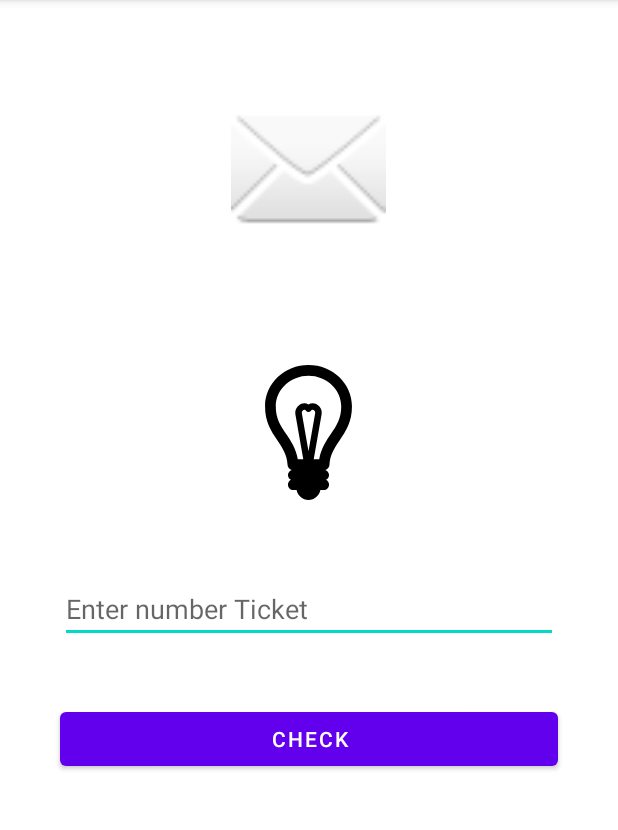
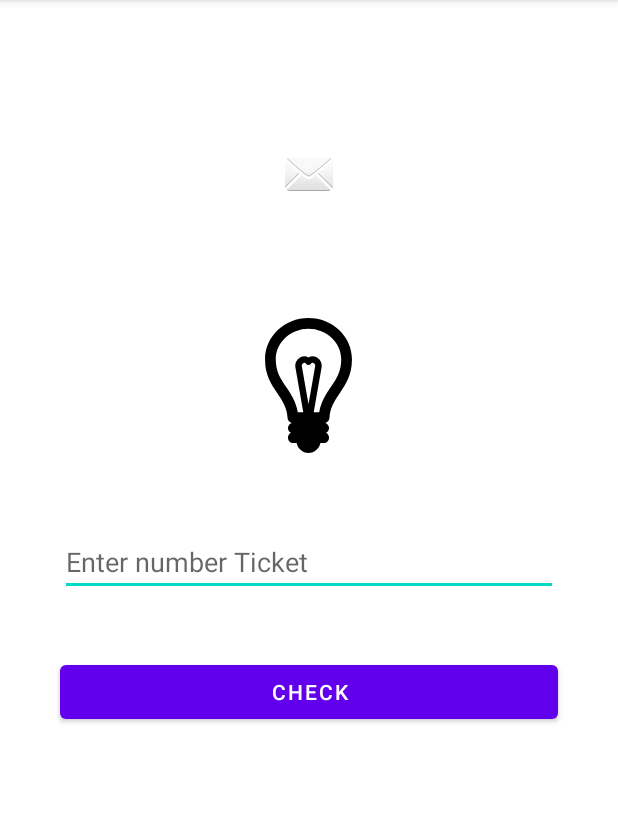
Before and after one commit to ridchenko/Lucky-Ticket-Java, an Android app: the screen it shows after launch (MainActivity), on a phone screen of 412 x 824 dp, the part 84-914 px from its top. Run offline under Robolectric (Android 15) with nearby library versions, the phone set to English and light mode, and no system bars.

Commit message:
Update activity_main.xml

```diff
--- a/app/src/main/res/layout/activity_main.xml
+++ b/app/src/main/res/layout/activity_main.xml
@@ -25,27 +25,27 @@
         android:layout_height="wrap_content"
         android:layout_centerHorizontal="true"
         android:layout_marginHorizontal="40dp"
-        android:layout_below="@id/imageView"
+        android:layout_below="@id/light"
         android:layout_marginTop="50dp"
         android:hint="@string/hint"
         android:inputType="numberSigned"
         tools:ignore="MissingConstraints" />
 
     <ImageView
-        android:id="@+id/imageView"
+        android:id="@+id/light"
         android:layout_width="wrap_content"
         android:layout_height="wrap_content"
         android:layout_centerHorizontal="true"
         android:layout_marginTop="80dp"
-        android:layout_below="@id/imageView2"
+        android:layout_below="@id/ticket"
         android:src="@drawable/gray_light" />
 
     <ImageView
-        android:id="@+id/imageView2"
-        android:layout_width="138dp"
-        android:layout_height="103dp"
+        android:id="@+id/ticket"
+        android:layout_width="wrap_content"
+        android:layout_height="wrap_content"
         android:layout_alignParentTop="true"
         android:layout_centerHorizontal="true"
-        android:layout_marginTop="60dp"
+        android:layout_marginTop="100dp"
         app:srcCompat="@android:drawable/ic_dialog_email" />
 </RelativeLayout>
```
